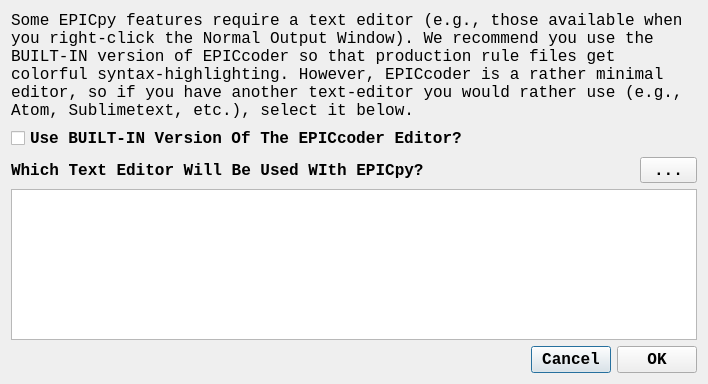
travisseymour/EPICpy, file src/main/python/uifiles/texteditorui.ui: the form before one commit.
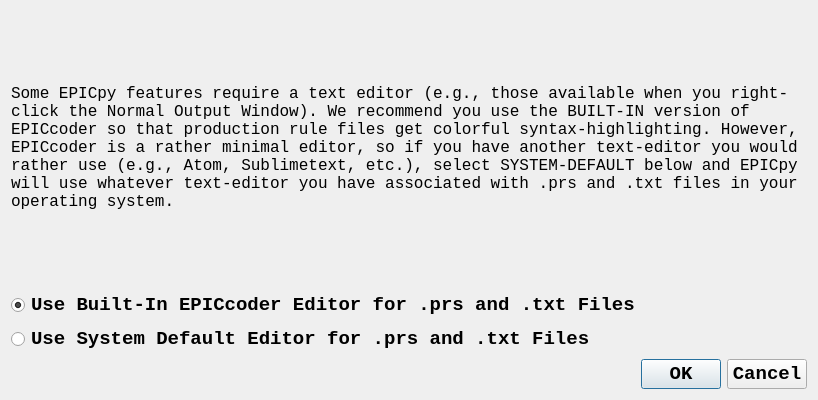
The form after the commit.

Commit message: rearranged NO popup, fixed NO edit file availaibility in popup, changed editor modes to either built-in or system default. no more entering an editor file path.

```diff
--- a/src/main/python/uifiles/texteditorui.ui
+++ b/src/main/python/uifiles/texteditorui.ui
@@ -6,8 +6,8 @@
    <rect>
     <x>0</x>
     <y>0</y>
-    <width>708</width>
-    <height>384</height>
+    <width>818</width>
+    <height>400</height>
    </rect>
   </property>
   <property name="minimumSize">
@@ -37,7 +37,7 @@
      <item>
       <widget class="QLabel" name="label_2">
        <property name="text">
-        <string>&lt;html&gt;&lt;head/&gt;&lt;body&gt;&lt;p&gt;Some EPICpy features require a text editor (e.g., those available when you right-click the Normal Output Window). We recommend you use the BUILT-IN version of EPICcoder so that production rule files get colorful syntax-highlighting. However, EPICcoder is a rather minimal editor, so if you have another text-editor you would rather use (e.g., Atom, Sublimetext, etc.), select it below.&lt;/p&gt;&lt;/body&gt;&lt;/html&gt;</string>
+        <string>&lt;html&gt;&lt;head/&gt;&lt;body&gt;&lt;p&gt;Some EPICpy features require a text editor (e.g., those available when you right-click the Normal Output Window). We recommend you use the BUILT-IN version of EPICcoder so that production rule files get colorful syntax-highlighting. However, EPICcoder is a rather minimal editor, so if you have another text-editor you would rather use (e.g., Atom, Sublimetext, etc.), select SYSTEM-DEFAULT below and EPICpy will use whatever text-editor you have associated with .prs and .txt files in your operating system.&lt;/p&gt;&lt;/body&gt;&lt;/html&gt;</string>
        </property>
        <property name="wordWrap">
         <bool>true</bool>
@@ -47,17 +47,26 @@
      <item>
       <layout class="QHBoxLayout" name="horizontalLayout_2">
        <item>
-        <widget class="QCheckBox" name="checkBoxUseBuiltin">
+        <widget class="QRadioButton" name="radioButtonBuiltIn">
          <property name="font">
           <font>
            <family>Consolas</family>
-           <pointsize>12</pointsize>
+           <pointsize>14</pointsize>
            <weight>75</weight>
            <bold>true</bold>
           </font>
          </property>
          <property name="text">
-          <string>Use BUILT-IN Version Of The EPICcoder Editor?</string>
+          <string>Use Built-In EPICcoder Editor for .prs and .txt Files</string>
+         </property>
+         <property name="iconSize">
+          <size>
+           <width>24</width>
+           <height>24</height>
+          </size>
+         </property>
+         <property name="checked">
+          <bool>true</bool>
          </property>
         </widget>
        </item>
@@ -85,17 +94,23 @@
      <item>
       <layout class="QHBoxLayout" name="horizontalLayout_3">
        <item>
-        <widget class="QLabel" name="label">
+        <widget class="QRadioButton" name="radioButtonDefault">
          <property name="font">
           <font>
            <family>Consolas</family>
-           <pointsize>12</pointsize>
+           <pointsize>14</pointsize>
            <weight>75</weight>
            <bold>true</bold>
           </font>
          </property>
          <property name="text">
-          <string>Which Text Editor Will Be Used WIth EPICpy?</string>
+          <string>Use System Default Editor for .prs and .txt Files</string>
+         </property>
+         <property name="iconSize">
+          <size>
+           <width>24</width>
+           <height>24</height>
+          </size>
          </property>
         </widget>
        </item>
@@ -118,42 +133,8 @@
          </property>
         </spacer>
        </item>
-       <item>
-        <widget class="QToolButton" name="toolButtonTextEditor">
-         <property name="font">
-          <font>
-           <family>Consolas</family>
-           <pointsize>12</pointsize>
-           <weight>75</weight>
-           <bold>true</bold>
-          </font>
-         </property>
-         <property name="text">
-          <string>...</string>
-         </property>
-        </widget>
-       </item>
       </layout>
      </item>
-     <item>
-      <widget class="QPlainTextEdit" name="plainTextEditPath">
-       <property name="font">
-        <font>
-         <family>Consolas</family>
-         <pointsize>12</pointsize>
-        </font>
-       </property>
-       <property name="inputMethodHints">
-        <set>Qt::ImhMultiLine|Qt::ImhNoAutoUppercase</set>
-       </property>
-       <property name="readOnly">
-        <bool>true</bool>
-       </property>
-       <property name="plainText">
-        <string/>
-       </property>
-      </widget>
-     </item>
      <item>
       <layout class="QHBoxLayout" name="horizontalLayout">
        <item>
@@ -176,28 +157,11 @@
         </spacer>
        </item>
        <item>
-        <layout class="QFormLayout" name="formLayout">
-         <item row="0" column="0">
-          <widget class="QPushButton" name="pushButtonCancel">
-           <property name="font">
-            <font>
-             <family>Consolas</family>
-             <pointsize>12</pointsize>
-             <weight>75</weight>
-             <bold>true</bold>
-            </font>
-           </property>
-           <property name="text">
-            <string>Cancel</string>
-           </property>
-          </widget>
-         </item>
-         <item row="0" column="1">
           <widget class="QPushButton" name="pushButtonOK">
            <property name="font">
             <font>
              <family>Consolas</family>
-             <pointsize>12</pointsize>
+           <pointsize>14</pointsize>
              <weight>75</weight>
              <bold>true</bold>
             </font>
@@ -207,7 +171,20 @@
            </property>
           </widget>
          </item>
-        </layout>
+       <item>
+        <widget class="QPushButton" name="pushButtonCancel">
+         <property name="font">
+          <font>
+           <family>Consolas</family>
+           <pointsize>14</pointsize>
+           <weight>75</weight>
+           <bold>true</bold>
+          </font>
+         </property>
+         <property name="text">
+          <string>Cancel</string>
+         </property>
+        </widget>
        </item>
       </layout>
      </item>
```
Left out of the diff: 2 changed lines with no effect on the pictures. Lines whose indentation alone changed are shown as unchanged. The commit also changes 4 other files.
